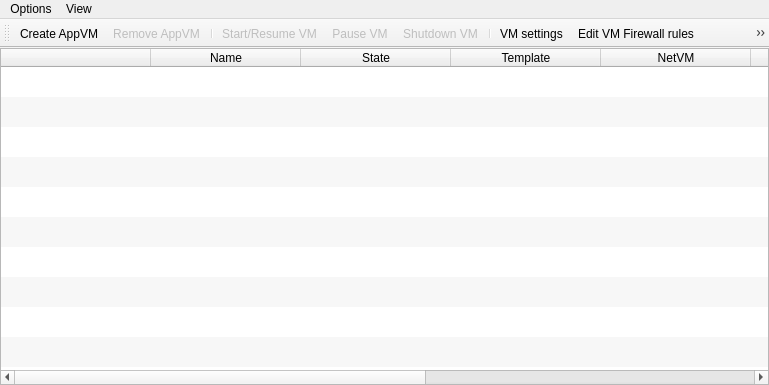
Before: the Qt Designer form mainwindow.ui in QubesOS/qubes-manager, drawn with Qt 5.
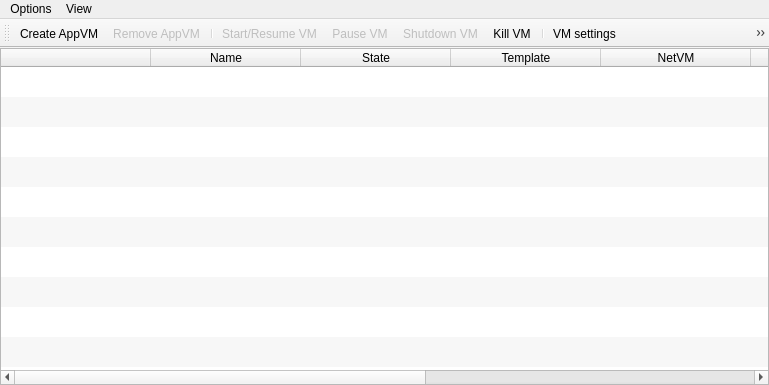
After: the same form once the commit is applied. Icons and pictures are not drawn.

Commit message: Kill VM option.

Diff of the .ui file:
```diff
--- a/mainwindow.ui
+++ b/mainwindow.ui
@@ -267,6 +267,7 @@
    <addaction name="action_resumevm"/>
    <addaction name="action_pausevm"/>
    <addaction name="action_shutdownvm"/>
+   <addaction name="action_killvm"/>
    <addaction name="separator"/>
    <addaction name="action_settings"/>
    <addaction name="action_editfwrules"/>
@@ -386,7 +387,7 @@
     <bool>true</bool>
    </property>
    <property name="checked">
-    <bool>true</bool>
+    <bool>false</bool>
    </property>
    <property name="icon">
     <iconset resource="resources.qrc">
@@ -553,6 +554,18 @@
     <string>State</string>
    </property>
   </action>
+  <action name="action_killvm">
+   <property name="icon">
+    <iconset resource="resources.qrc">
+     <normaloff>:/killvm.png</normaloff>:/killvm.png</iconset>
+   </property>
+   <property name="text">
+    <string>Kill VM</string>
+   </property>
+   <property name="toolTip">
+    <string>Kill selected VM</string>
+   </property>
+  </action>
  </widget>
  <resources>
   <include location="resources.qrc"/>
```
Left out of the diff: 6 changed lines with no effect on the pictures. The commit also changes 3 other files.
